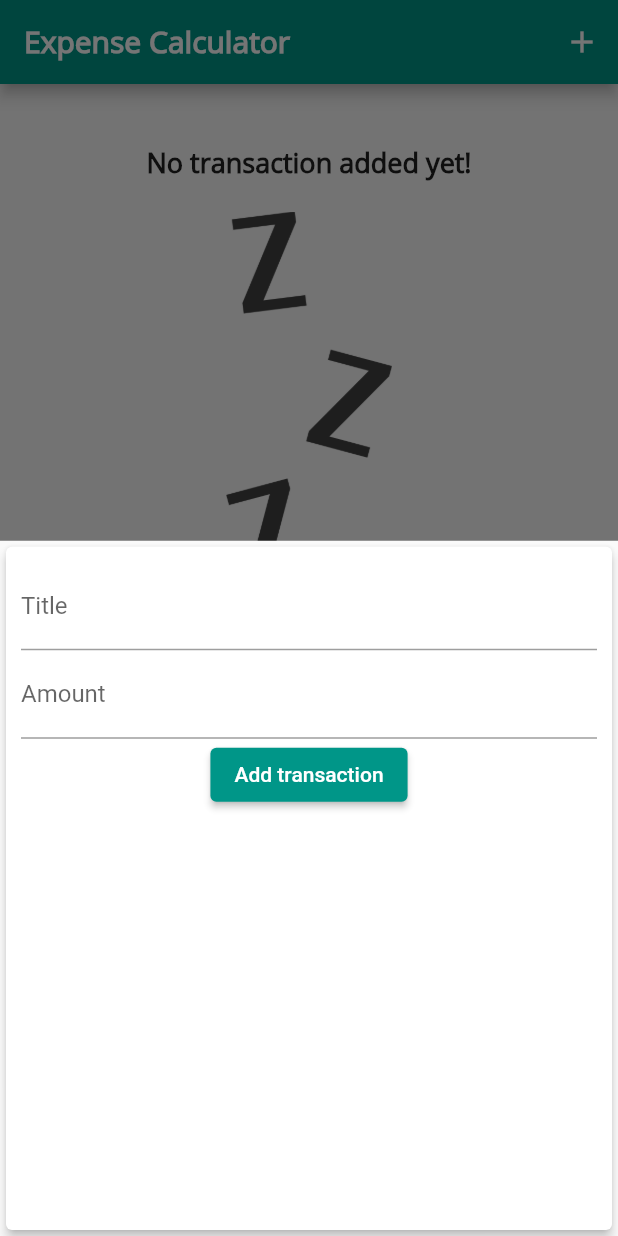
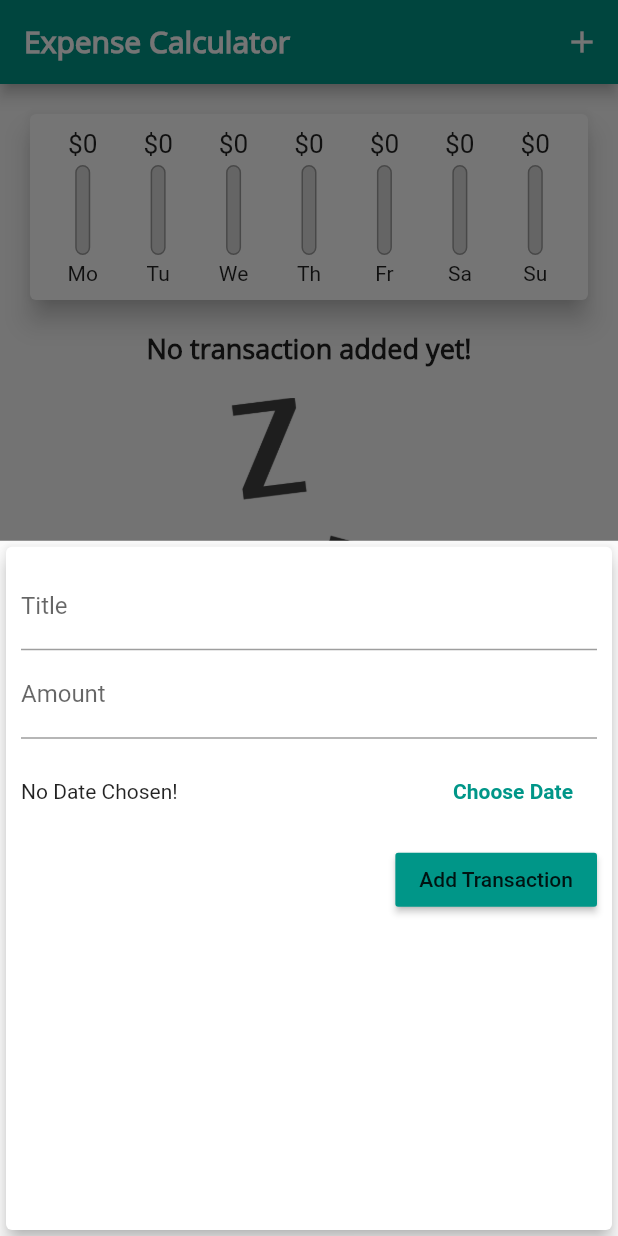
Before and after one commit to UT07/ExpenseCalculator, a Flutter app: the screen it shows after launch, after a tap on the "add" icon, on a phone screen of 412 x 824 dp. Run offline on Flutter 3.47's test engine with Material 2 defaults, Android fonts, the phone set to English and light mode, and no system bars.

```diff
--- a/expense_calculator/lib/main.dart
+++ b/expense_calculator/lib/main.dart
@@ -13,6 +13,7 @@ class App extends StatelessWidget {
       title: 'Expense Calculator',
       theme: ThemeData(
         primarySwatch: Colors.teal,
+        errorColor: Colors.red,
         fontFamily: 'Quicksand',
         textTheme: ThemeData.light().textTheme.copyWith(
               title: TextStyle(
@@ -55,15 +56,22 @@ class _HomePageState extends State<HomePage> {
     }).toList();
   }
 
-  void _addNewTransaction(String txTitle, double txAmount) {
+  void _addNewTransaction(
+      String txTitle, double txAmount, DateTime chosenDate) {
     final newTx = Transaction(
       amount: txAmount,
-      date: DateTime.now(),
+      date: chosenDate,
       id: DateTime.now().toString(),
       title: txTitle,
     );
     setState(() {
       _userTransactions.add(newTx);
+    });
+  }
+
+  void _deleteTransaction(String id) {
+    setState(() {
+      _userTransactions.removeWhere((tx) => tx.id == id);
     });
   }
 
@@ -97,7 +105,7 @@ class _HomePageState extends State<HomePage> {
           crossAxisAlignment: CrossAxisAlignment.stretch,
           children: [
             Chart(_recentTransactions),
-            TransactionList(_userTransactions)
+            TransactionList(_userTransactions, _deleteTransaction)
           ],
         ),
       ),
--- a/expense_calculator/lib/widgets/chart.dart
+++ b/expense_calculator/lib/widgets/chart.dart
@@ -1,6 +1,8 @@
+import 'package:expense_calculator/widgets/chart_bars.dart';
 import 'package:flutter/material.dart';
 import '../models/transaction.dart';
 import 'package:intl/intl.dart';
+import '../widgets/chart_bars.dart';
 
 class Chart extends StatelessWidget {
   final List<Transaction> recentTransactions;
@@ -20,23 +22,40 @@ class Chart extends StatelessWidget {
             totalSum += recentTransactions[i].amount;
           }
         }
-        print(DateFormat.E().format(weekDay));
         return {
-          'day': DateFormat.E().format(weekDay),
+          'day': DateFormat.E().format(weekDay).substring(0, 2),
           'amount': totalSum,
         };
       },
-    );
+    ).reversed.toList();
+  }
+
+  double get totalSpending {
+    return groupedTransactionValues.fold(0, (sum, item) {
+      return sum + (item['amount'] as double);
+    });
   }
 
   @override
   Widget build(BuildContext context) {
-    print(groupedTransactionValues);
     return Card(
       elevation: 7,
       margin: EdgeInsets.all(20),
-      child: Row(
-        children: [],
+      child: Padding(
+        padding: EdgeInsets.all(10),
+        child: Row(
+            mainAxisAlignment: MainAxisAlignment.spaceAround,
+            children: groupedTransactionValues.map((data) {
+              return Flexible(
+                fit: FlexFit.tight,
+                child: ChartBar(
+                    data['day'].toString(),
+                    (data['amount'] as double),
+                    totalSpending == 0
+                        ? 0.0
+                        : (data['amount'] as double) / totalSpending),
+              );
+            }).toList()),
       ),
     );
   }
--- /dev/null
+++ b/expense_calculator/lib/widgets/chart_bars.dart
@@ -0,0 +1,53 @@
+import 'package:flutter/material.dart';
+
+class ChartBar extends StatelessWidget {
+  String label = "";
+  double spendingAmount = 0;
+  double spendingPctOfTotal = 0;
+
+  ChartBar(this.label, this.spendingAmount, this.spendingPctOfTotal);
+  @override
+  Widget build(BuildContext context) {
+    return Column(
+      children: [
+        Container(
+          height: 20,
+          child: FittedBox(
+            child: Text('\$${spendingAmount.toStringAsFixed(0)}'),
+          ),
+        ),
+        SizedBox(
+          height: 4,
+        ),
+        Container(
+          height: 60,
+          width: 10,
+          child: Stack(
+            children: [
+              Container(
+                decoration: BoxDecoration(
+                  border: Border.all(color: Colors.grey, width: 1),
+                  color: Color.fromRGBO(220, 220, 220, 1),
+                  borderRadius: BorderRadius.circular(10),
+                ),
+              ),
+              FractionallySizedBox(
+                heightFactor: spendingPctOfTotal,
+                child: Container(
+                  decoration: BoxDecoration(
+                    color: Theme.of(context).primaryColor,
+                    borderRadius: BorderRadius.circular(10),
+                  ),
+                ),
+              )
+            ],
+          ),
+        ),
+        SizedBox(
+          height: 4,
+        ),
+        Text(label),
+      ],
+    );
+  }
+}
--- a/expense_calculator/lib/widgets/new_transaction.dart
+++ b/expense_calculator/lib/widgets/new_transaction.dart
@@ -1,8 +1,9 @@
 import 'package:flutter/material.dart';
-import 'package:flutter/services.dart';
+import 'package:intl/intl.dart';
 
 class NewTransaction extends StatefulWidget {
   final Function addTx;
+
   NewTransaction(this.addTx);
 
   @override
@@ -10,57 +11,100 @@ class NewTransaction extends StatefulWidget {
 }
 
 class _NewTransactionState extends State<NewTransaction> {
-  final titleController = TextEditingController();
+  final _titleController = TextEditingController();
+  final _amountController = TextEditingController();
+  DateTime? _selectedDate;
 
-  final amountController = TextEditingController();
-
-  void submitData() {
-    final enteredTitle = titleController.text;
-    final enteredAmount = double.parse(amountController.text);
-    if (enteredTitle.isEmpty || enteredAmount <= 0) {
+  void _submitData() {
+    if (_amountController.text.isEmpty) {
       return;
     }
+    final enteredTitle = _titleController.text;
+    final enteredAmount = double.parse(_amountController.text);
+
+    if (enteredTitle.isEmpty || enteredAmount <= 0 || _selectedDate == null) {
+      return;
+    }
+
     widget.addTx(
       enteredTitle,
       enteredAmount,
+      _selectedDate,
     );
+
     Navigator.of(context).pop();
+  }
+
+  void _presentDatePicker() {
+    showDatePicker(
+      context: context,
+      initialDate: DateTime.now(),
+      firstDate: DateTime(2019),
+      lastDate: DateTime.now(),
+    ).then((pickedDate) {
+      if (pickedDate == null) {
+        return;
+      }
+      setState(() {
+        _selectedDate = pickedDate;
+      });
+    });
+    print('...');
   }
 
   @override
   Widget build(BuildContext context) {
     return Card(
-      elevation: 3,
-      child: Padding(
-        padding: const EdgeInsets.all(10.0),
+      elevation: 5,
+      child: Container(
+        padding: EdgeInsets.all(10),
         child: Column(
-          children: [
+          crossAxisAlignment: CrossAxisAlignment.end,
+          children: <Widget>[
             TextField(
-              cursorColor: Colors.teal,
               decoration: InputDecoration(labelText: 'Title'),
-              controller: titleController,
-              onSubmitted: (_) => submitData(),
+              controller: _titleController,
+              onSubmitted: (_) => _submitData(),
               // onChanged: (val) {
               //   titleInput = val;
               // },
             ),
             TextField(
-              keyboardType: TextInputType.numberWithOptions(decimal: true),
-              inputFormatters: [
-                FilteringTextInputFormatter.allow(RegExp(r'^(\d+)?\.?\d{0,2}'))
-              ],
-              cursorColor: Colors.teal,
               decoration: InputDecoration(labelText: 'Amount'),
-              controller: amountController,
-              onSubmitted: (_) => submitData(),
-              // onChanged: (val) => {
-              //   amountInput = val,
-              // },
+              controller: _amountController,
+              keyboardType: TextInputType.number,
+              onSubmitted: (_) => _submitData(),
+              // onChanged: (val) => amountInput = val,
             ),
-            ElevatedButton(
-              onPressed: submitData,
-              child: Text('Add transaction'),
-            )
+            Container(
+              height: 70,
+              child: Row(
+                children: <Widget>[
+                  Expanded(
+                    child: Text(
+                      _selectedDate == null
+                          ? 'No Date Chosen!'
+                          : 'Picked Date: ${DateFormat.yMd().format(DateTime.parse(_selectedDate.toString()))}',
+                    ),
+                  ),
+                  FlatButton(
+                    textColor: Theme.of(context).primaryColor,
+                    child: Text(
+                      'Choose Date',
+                      style: TextStyle(
+                        fontWeight: FontWeight.bold,
+                      ),
+                    ),
+                    onPressed: _presentDatePicker,
+                  ),
+                ],
+              ),
+            ),
+            RaisedButton(
+              child: Text('Add Transaction'),
+              color: Theme.of(context).primaryColor,
+              onPressed: _submitData,
+            ),
           ],
         ),
       ),
```
Also changed, not shown: expense_calculator/lib/widgets/transaction_list.dart (+22 -34 lines).
